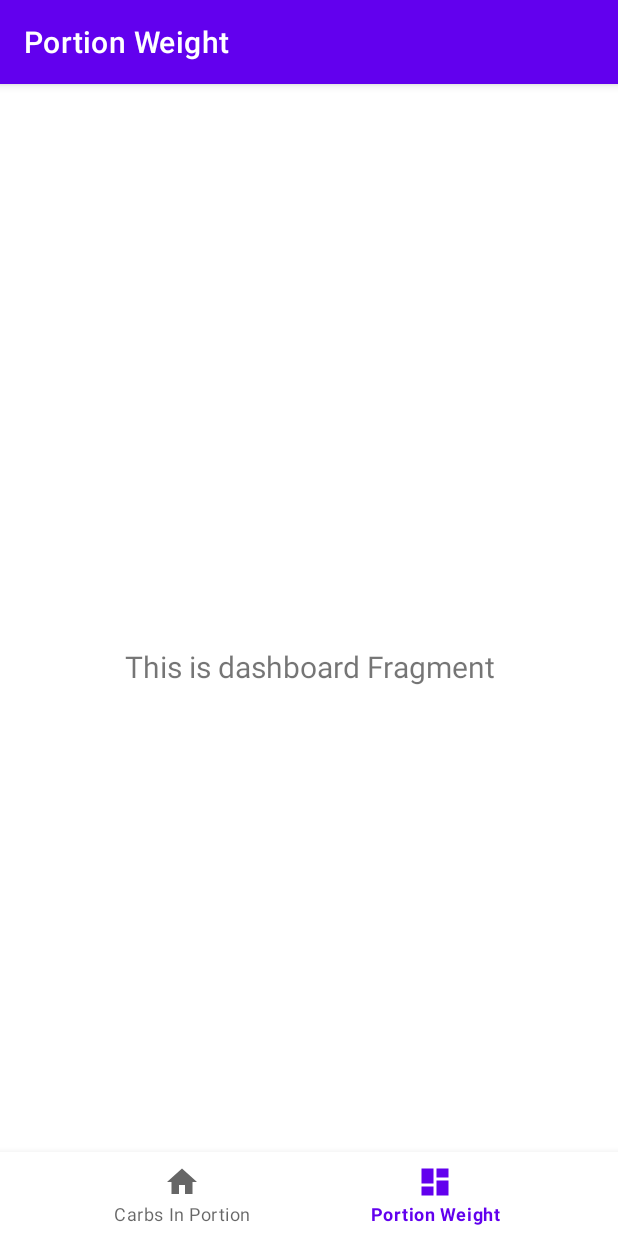
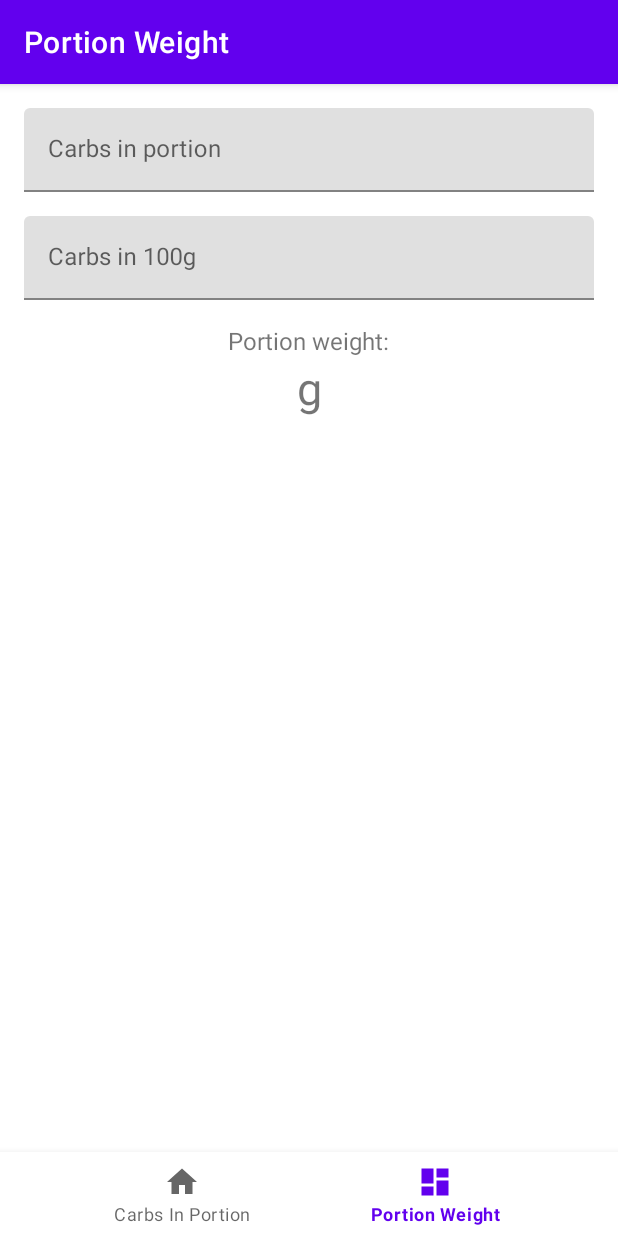
Before and after one commit to fbogulak/carbs-calc, an Android app: the PortionWeightFragment screen opened through its navigation route, on a phone screen of 412 x 824 dp. Run offline under Robolectric (Android 15) with nearby library versions, the phone set to English and light mode, and no system bars; our stand-ins replace data binding, navigation-ui; 1 statement that could not run was skipped.

Commit message:
feat: Create layout for portion weight screen

```diff
--- a/app/src/main/java/link/epoczta/carbscalc/ui/portionweight/PortionWeightFragment.kt
+++ b/app/src/main/java/link/epoczta/carbscalc/ui/portionweight/PortionWeightFragment.kt
@@ -9,23 +9,27 @@ import androidx.fragment.app.Fragment
 import androidx.lifecycle.Observer
 import androidx.lifecycle.ViewModelProvider
 import link.epoczta.carbscalc.R
+import link.epoczta.carbscalc.databinding.FragmentPortionCarbsBinding
+import link.epoczta.carbscalc.databinding.FragmentPortionWeightBinding
+import link.epoczta.carbscalc.ui.portioncarbs.PortionCarbsViewModel
 
 class PortionWeightFragment : Fragment() {
 
+    private lateinit var binding: FragmentPortionWeightBinding
     private lateinit var viewModel: PortionWeightViewModel
 
     override fun onCreateView(
             inflater: LayoutInflater,
             container: ViewGroup?,
             savedInstanceState: Bundle?
-    ): View? {
-        viewModel =
-                ViewModelProvider(this).get(PortionWeightViewModel::class.java)
-        val root = inflater.inflate(R.layout.fragment_portion_weight, container, false)
-        val textView: TextView = root.findViewById(R.id.text_dashboard)
-        viewModel.text.observe(viewLifecycleOwner, Observer {
-            textView.text = it
-        })
-        return root
+    ): View {
+
+        binding = FragmentPortionWeightBinding.inflate(inflater)
+        viewModel = ViewModelProvider(this).get(PortionWeightViewModel::class.java)
+
+        binding.lifecycleOwner = this
+        binding.viewModel = viewModel
+
+        return binding.root
     }
 }
--- a/app/src/main/res/layout/fragment_portion_carbs.xml
+++ b/app/src/main/res/layout/fragment_portion_carbs.xml
@@ -89,7 +89,7 @@
             android:layout_marginStart="16dp"
             android:layout_marginTop="16dp"
             android:layout_marginEnd="16dp"
-            android:text="@string/carbs_in_portion"
+            android:text="@string/carbs_in_portion_label"
             android:textSize="16sp"
             app:layout_constraintEnd_toEndOf="parent"
             app:layout_constraintStart_toStartOf="parent"
--- a/app/src/main/res/layout/fragment_portion_weight.xml
+++ b/app/src/main/res/layout/fragment_portion_weight.xml
@@ -1,22 +1,95 @@
 <?xml version="1.0" encoding="utf-8"?>
-<androidx.constraintlayout.widget.ConstraintLayout xmlns:android="http://schemas.android.com/apk/res/android"
+<layout xmlns:android="http://schemas.android.com/apk/res/android"
     xmlns:app="http://schemas.android.com/apk/res-auto"
-    xmlns:tools="http://schemas.android.com/tools"
+    xmlns:tools="http://schemas.android.com/tools">
+
+    <data>
+        <variable
+            name="viewModel"
+            type="link.epoczta.carbscalc.ui.portionweight.PortionWeightViewModel" />
+
+    </data>
+
+    <androidx.constraintlayout.widget.ConstraintLayout
         android:layout_width="match_parent"
         android:layout_height="match_parent"
         tools:context=".ui.portionweight.PortionWeightFragment">
 
-    <TextView
-        android:id="@+id/text_dashboard"
+        <com.google.android.material.textfield.TextInputLayout
+            android:id="@+id/carbs_in_portion_text_field"
             android:layout_width="match_parent"
             android:layout_height="wrap_content"
-        android:layout_marginStart="8dp"
-        android:layout_marginTop="8dp"
-        android:layout_marginEnd="8dp"
-        android:textAlignment="center"
-        android:textSize="20sp"
-        app:layout_constraintBottom_toBottomOf="parent"
+            android:layout_marginStart="16dp"
+            android:layout_marginTop="16dp"
+            android:layout_marginEnd="16dp"
+            android:hint="@string/carbs_in_portion"
             app:layout_constraintEnd_toEndOf="parent"
             app:layout_constraintStart_toStartOf="parent"
-        app:layout_constraintTop_toTopOf="parent" />
+            app:layout_constraintTop_toTopOf="parent"
+            app:suffixText="@string/g">
+
+            <com.google.android.material.textfield.TextInputEditText
+                android:layout_width="match_parent"
+                android:layout_height="wrap_content"
+                android:inputType="number" />
+        </com.google.android.material.textfield.TextInputLayout>
+
+        <com.google.android.material.textfield.TextInputLayout
+            android:id="@+id/carbs_in_100g_text_field"
+            android:layout_width="match_parent"
+            android:layout_height="wrap_content"
+            android:layout_marginStart="16dp"
+            android:layout_marginTop="16dp"
+            android:layout_marginEnd="16dp"
+            android:hint="@string/carbs_in_100g"
+            app:layout_constraintEnd_toEndOf="parent"
+            app:layout_constraintStart_toStartOf="parent"
+            app:layout_constraintTop_toBottomOf="@id/carbs_in_portion_text_field"
+            app:suffixText="@string/g">
+
+            <com.google.android.material.textfield.TextInputEditText
+                android:layout_width="match_parent"
+                android:layout_height="wrap_content"
+                android:inputType="numberDecimal" />
+
+        </com.google.android.material.textfield.TextInputLayout>
+
+        <TextView
+            android:id="@+id/portion_weight_text"
+            android:layout_width="wrap_content"
+            android:layout_height="wrap_content"
+            android:layout_marginStart="16dp"
+            android:textSize="30sp"
+            app:layout_constraintEnd_toStartOf="@+id/unit_label"
+            app:layout_constraintHorizontal_bias="0.5"
+            app:layout_constraintHorizontal_chainStyle="packed"
+            app:layout_constraintStart_toStartOf="parent"
+            app:layout_constraintTop_toBottomOf="@+id/portion_weight_label"
+            tools:text="15.58" />
+
+        <TextView
+            android:id="@+id/unit_label"
+            android:layout_width="wrap_content"
+            android:layout_height="wrap_content"
+            android:layout_marginEnd="16dp"
+            android:text="@string/g"
+            android:textSize="30sp"
+            app:layout_constraintBaseline_toBaselineOf="@+id/portion_weight_text"
+            app:layout_constraintEnd_toEndOf="parent"
+            app:layout_constraintHorizontal_bias="0.5"
+            app:layout_constraintStart_toEndOf="@+id/portion_weight_text" />
+
+        <TextView
+            android:id="@+id/portion_weight_label"
+            android:layout_width="wrap_content"
+            android:layout_height="wrap_content"
+            android:layout_marginStart="16dp"
+            android:layout_marginTop="16dp"
+            android:layout_marginEnd="16dp"
+            android:text="@string/portion_weight_label"
+            android:textSize="16sp"
+            app:layout_constraintEnd_toEndOf="parent"
+            app:layout_constraintStart_toStartOf="parent"
+            app:layout_constraintTop_toBottomOf="@+id/carbs_in_100g_text_field" />
     </androidx.constraintlayout.widget.ConstraintLayout>
+</layout>
--- a/app/src/main/res/values/strings.xml
+++ b/app/src/main/res/values/strings.xml
@@ -3,7 +3,9 @@
     <string name="title_portion_carbs">Carbs In Portion</string>
     <string name="title_portion_weight">Portion Weight</string>
     <string name="portion_weight">Portion weight</string>
+    <string name="portion_weight_label">Portion weight:</string>
     <string name="carbs_in_100g">Carbs in 100g</string>
-    <string name="carbs_in_portion">Carbs in portion:</string>
+    <string name="carbs_in_portion">Carbs in portion</string>
+    <string name="carbs_in_portion_label">Carbs in portion:</string>
     <string name="g">g</string>
 </resources>
```
Lines whose indentation alone changed are shown as unchanged.
